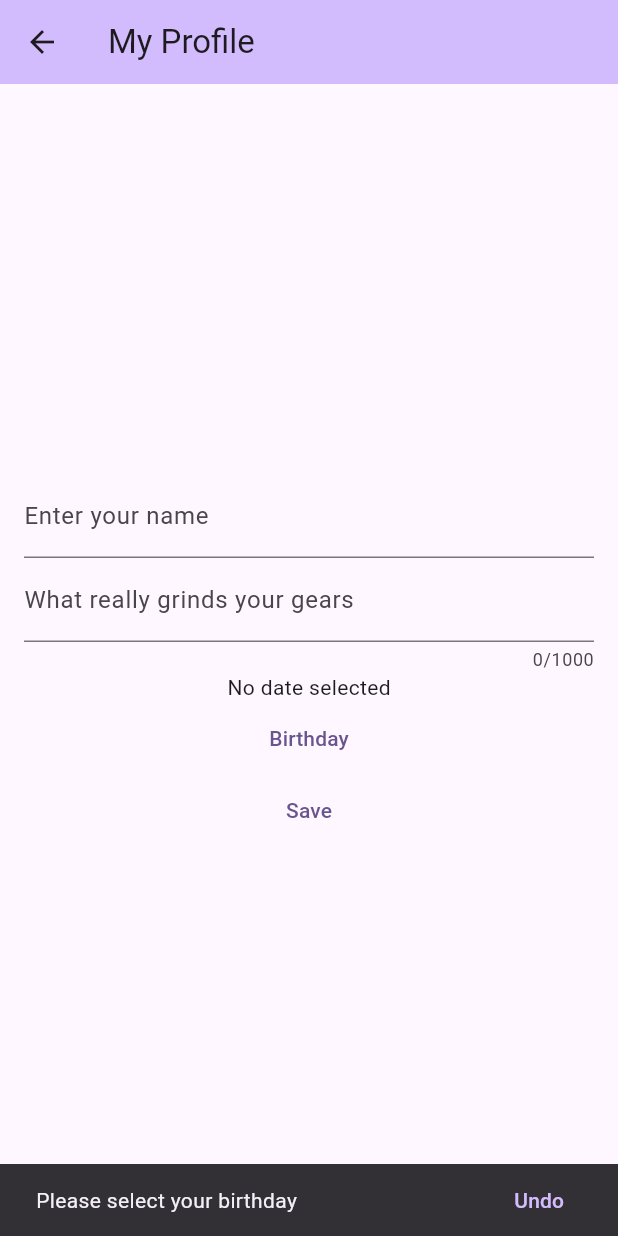
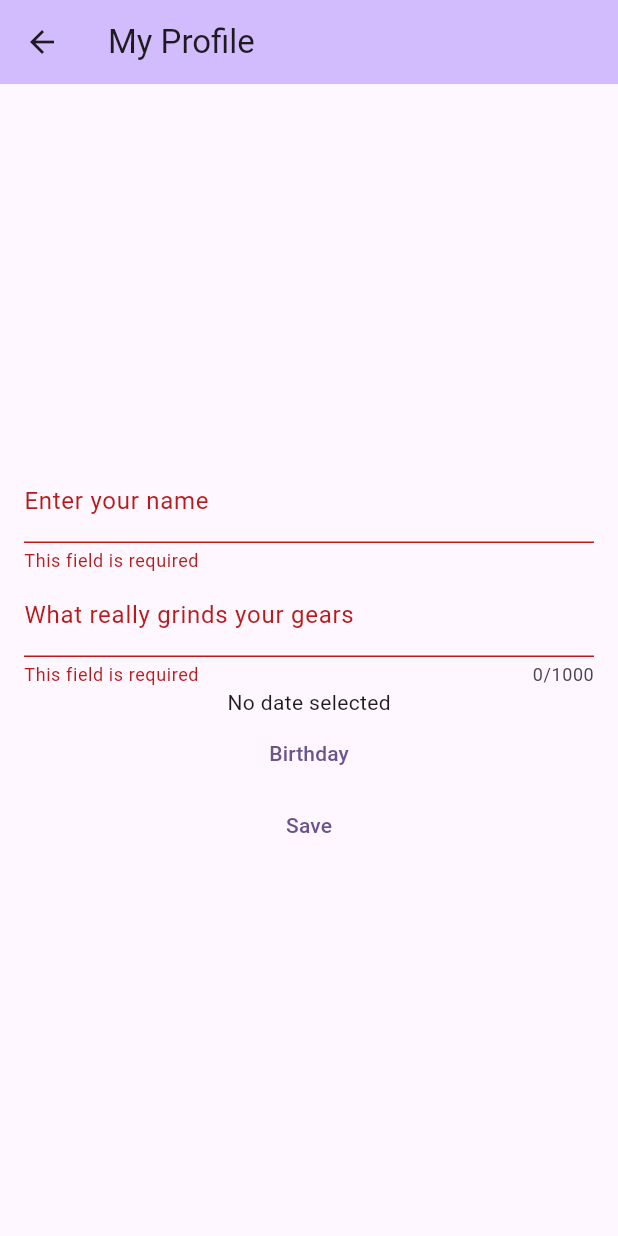
Before and after one commit to ChicoState/archenemy, a Flutter app: the EditProfile screen opened directly with empty values, after a tap on "Birthday", after a tap on "Save", on a phone screen of 412 x 824 dp. Run offline on Flutter 3.47's test engine with Material 3 defaults, Android fonts, the phone set to English and light mode, and no system bars.

Commit message:
Fixed profile editing issues, profile editing is fully functional

```diff
--- a/lib/profile.dart
+++ b/lib/profile.dart
@@ -80,7 +80,11 @@ class _ProfileBoardState extends State<ProfileBoard> {
               MaterialPageRoute(
                   builder: (context) => EditProfile(
                         myProfile: widget.myProfile,
-                      )));
+                      ))).then((_) {
+            setState(() {
+              widget.myProfile;
+            });
+          });
         },
         child: const Icon(Icons.manage_accounts),
       ),
@@ -88,6 +92,20 @@ class _ProfileBoardState extends State<ProfileBoard> {
   }
 }
 
+////////////////////////////////////////////////////
+/// Use: use navigator.push and pass a profile class.
+/// then put :
+///
+/// .then((_) {
+///   setState(() {
+///     widget.myProfile;
+///   });
+/// }
+/// immediately after the Navigator.push argument
+/// the profile will be edited in the next page
+/// once the data is saved and pop'd off the widget tree
+/// the profile data will be updated on the current page
+///////////////////////////////////////////////////////
 class EditProfile extends StatefulWidget {
   const EditProfile({super.key, required this.myProfile});
   final Profile myProfile;
@@ -99,6 +117,89 @@ class _EditProfileState extends State<EditProfile> {
   DateTime? selectedDate = DateTime.now();
   String? enteredName = "name";
   String? enteredBio = "bio";
+
+  final TextEditingController nameController = TextEditingController();
+  final TextEditingController bioController = TextEditingController();
+  final GlobalKey<FormState> nameFormKey = GlobalKey<FormState>();
+  String? forceErrorText;
+  bool isLoading = false;
+
+  @override
+  void dispose() {
+    nameController.dispose();
+    bioController.dispose();
+    super.dispose();
+  }
+
+  String? validator(String? value) {
+    if (value == null || value.isEmpty) {
+      return 'This field is required';
+    }
+    if (int.tryParse(value[0]) != null) {
+      return 'Name must not start with a number';
+    }
+    return null;
+  }
+
+  String? bioValidator(String? value) {
+    if (value == null || value.isEmpty) {
+      return 'This field is required';
+    }
+    return null;
+  }
+
+  void onChanged(String value) {
+    // Nullify forceErrorText if the input changed.
+    if (forceErrorText != null) {
+      setState(() {
+        forceErrorText = null;
+      });
+    }
+  }
+
+  Future<void> onSave() async {
+    // Providing a default value in case this was called on the
+    // first frame, the [fromKey.currentState] will be null.
+    final bool isValid = nameFormKey.currentState?.validate() ?? false;
+    if (!isValid) {
+      return;
+    }
+
+    setState(() => isLoading = true);
+    final String? errorText =
+        await validateUsernameFromServer(nameController.text);
+
+    if (context.mounted) {
+      setState(() => isLoading = false);
+      if (errorText != null) {
+        setState(() {
+          forceErrorText = errorText;
+        });
+      }
+
+      setState(() {
+        // widget.myProfile.update(nameController.text,
+        //     selectedDate ?? DateTime.now(), bioController.text);
+        widget.myProfile.name = nameController.text;
+        widget.myProfile.birthDate = selectedDate ?? DateTime.now();
+        widget.myProfile.bio = bioController.text;
+        //print("Saved");
+      });
+    }
+  }
+
+  Future<String?> validateUsernameFromServer(String username) async {
+    final Set<String> takenUsernames = <String>{'jack', 'alex'};
+
+    await Future<void>.delayed(Duration(seconds: 1));
+
+    final bool isValid = !takenUsernames.contains(username);
+    if (isValid) {
+      return null;
+    }
+
+    return 'Username $username is already taken';
+  }
 
   Future<void> _selectDate() async {
     final DateTime? pickedDate = await showDatePicker(
@@ -123,19 +224,20 @@ class _EditProfileState extends State<EditProfile> {
       body: Center(
         child: Padding(
             padding: EdgeInsets.all(16.0),
+            child: Form(
+                key: nameFormKey,
                 child: Column(
                     mainAxisAlignment: MainAxisAlignment.center,
                     children: <Widget>[
                       TextFormField(
+                        forceErrorText: forceErrorText,
+                        controller: nameController,
+                        validator: validator,
+                        onChanged: onChanged,
                         decoration: const InputDecoration(
                           border: UnderlineInputBorder(),
                           labelText: 'Enter your name',
                         ),
-                    onSaved: (String? val) {
-                      setState(() {
-                        enteredName = val;
-                      });
-                    },
                       ),
                       TextFormField(
                         minLines: 1,
@@ -145,9 +247,10 @@ class _EditProfileState extends State<EditProfile> {
                           border: UnderlineInputBorder(),
                           labelText: 'What really grinds your gears',
                         ),
-                    onSaved: (String? val) {
-                      enteredBio = val;
-                    },
+                        forceErrorText: forceErrorText,
+                        controller: bioController,
+                        validator: bioValidator,
+                        onChanged: onChanged,
                       ),
                       Text(
                         selectedDate != null
@@ -155,58 +258,16 @@ class _EditProfileState extends State<EditProfile> {
                             : 'No date selected',
                       ),
                       TextButton(
-                      onPressed: _selectDate, child: const Text("Birthday")),
+                          onPressed: _selectDate,
+                          child: const Text("Birthday")),
+                      if (isLoading)
+                        const CircularProgressIndicator()
+                      else
                         TextButton(
-                    onPressed: () {
-                      if (enteredName == null) {
-                        final nameSnackBar = SnackBar(
-                          content: const Text('Please enter your name'),
-                          action: SnackBarAction(
-                            label: 'Undo',
-                            onPressed: () {
-                              // Some code to undo the change.
-                            },
-                          ),
-                        );
-                        ScaffoldMessenger.of(context)
-                            .showSnackBar(nameSnackBar);
-                      } else if (enteredBio == null) {
-                        final bioSnackBar = SnackBar(
-                          content:
-                              const Text('please enter your pio information'),
-                          action: SnackBarAction(
-                            label: 'Undo',
-                            onPressed: () {
-                              // Some code to undo the change.
-                            },
-                          ),
-                        );
-                        ScaffoldMessenger.of(context).showSnackBar(bioSnackBar);
-                      } else if (selectedDate == null) {
-                        final dateSnackBar = SnackBar(
-                          content: const Text('Please select your birthday'),
-                          action: SnackBarAction(
-                            label: 'Undo',
-                            onPressed: () {
-                              // Some code to undo the change.
-                            },
-                          ),
-                        );
-
-                        // Find the ScaffoldMessenger in the widget tree
-                        // and use it to show a SnackBar.
-                        ScaffoldMessenger.of(context)
-                            .showSnackBar(dateSnackBar);
-                      } else {
-                        widget.myProfile.update(
-                            enteredName ?? "Jane doe",
-                            selectedDate ?? DateTime.now(),
-                            enteredBio ?? "bio");
-                      }
-                    },
+                          onPressed: onSave,
                           child: Text('Save'),
                         )
-                ])),
+                    ]))),
       ),
     );
   }
```
Lines whose indentation alone changed are shown as unchanged.
